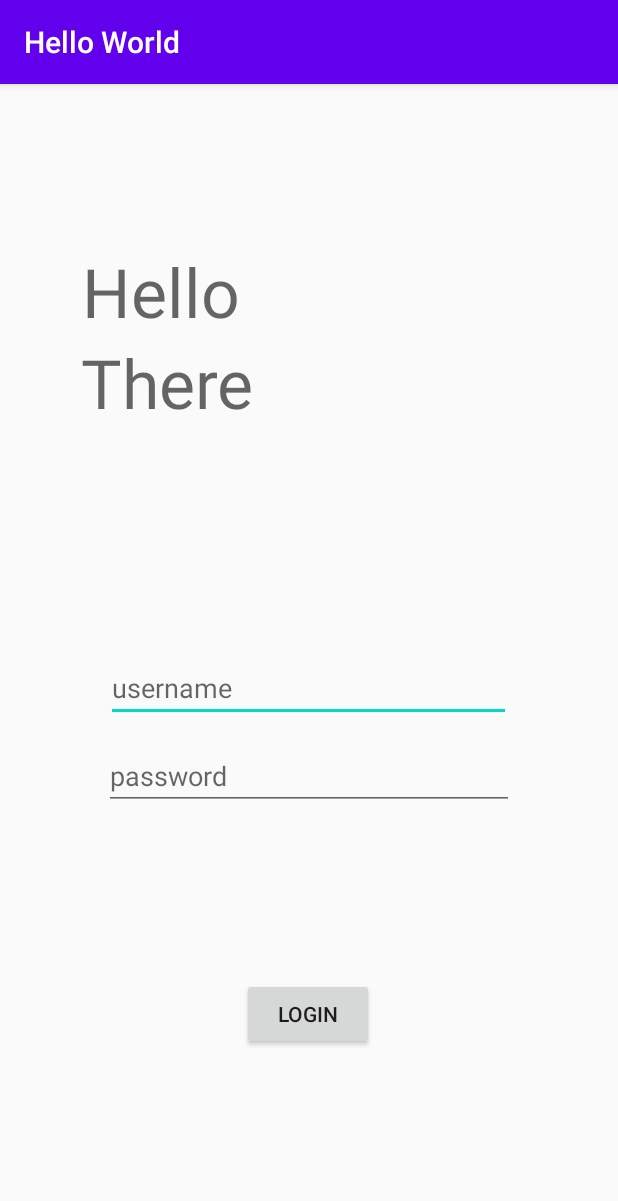
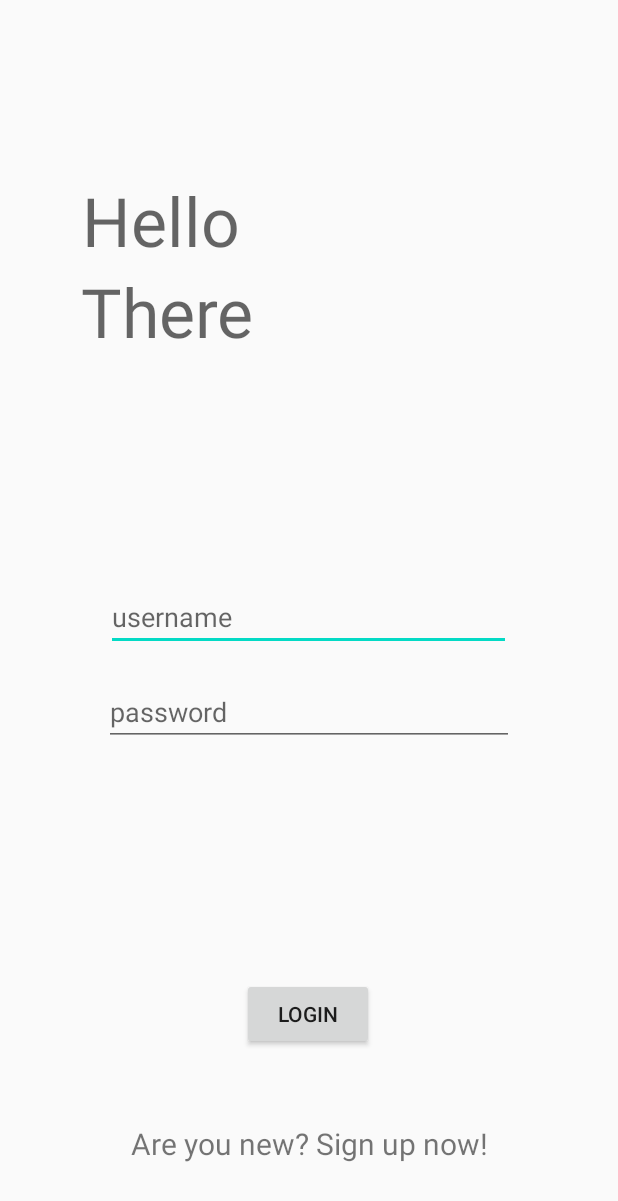
Before and after one commit to benediktusaji/progandroid, an Android app: the screen it shows after launch (LoginActivity), on a phone screen of 412 x 824 dp. Shown: the top 1201 px of the screen. Run offline under Robolectric (Android 15) with nearby library versions, the phone set to English and light mode, and no system bars.

Commit message:
Sign Up Screen
Create sign up screen and connect to login and home screen

```diff
--- a/app/src/main/AndroidManifest.xml
+++ b/app/src/main/AndroidManifest.xml
@@ -3,7 +3,6 @@
     package="com.example.helloworld">
 
     <uses-permission android:name="android.permission.ACCESS_WIFI_STATE" />
-
     <uses-permission android:name="android.permission.RECEIVE_BOOT_COMPLETED" />
 
     <application
@@ -13,6 +12,7 @@
         android:roundIcon="@mipmap/ic_launcher_round"
         android:supportsRtl="true"
         android:theme="@style/AppTheme">
+        <activity android:name=".SignUpActivity"></activity>
         <activity
             android:name=".HomeActivity"
             android:label="@string/title_activity_home"
@@ -20,9 +20,11 @@
         <activity android:name=".LoginActivity">
             <intent-filter>
                 <action android:name="android.intent.action.MAIN" />
+
                 <category android:name="android.intent.category.LAUNCHER" />
             </intent-filter>
         </activity>
+
         <service
             android:name=".services.MyJobScheduler"
             android:permission="android.permission.BIND_JOB_SERVICE" />
--- a/app/src/main/java/com/example/helloworld/LoginActivity.java
+++ b/app/src/main/java/com/example/helloworld/LoginActivity.java
@@ -94,4 +94,9 @@ public class LoginActivity extends AppCompatActivity {
                     .build();
         notificationManager.notify(0, notification);
     }
+
+    public void moveToSignUpActivity(View v) {
+        Intent intent = new Intent(v.getContext(),SignUpActivity.class);
+        startActivity(intent);
+    }
 }
--- a/app/src/main/res/layout/activity_home.xml
+++ b/app/src/main/res/layout/activity_home.xml
@@ -26,6 +26,7 @@
             android:layout_width="match_parent"
             android:layout_height="wrap_content"
             android:background="?attr/colorPrimary" />
+
     </com.google.android.material.appbar.AppBarLayout>
 
     <androidx.viewpager.widget.ViewPager
@@ -36,9 +37,11 @@
 
     <com.google.android.material.floatingactionbutton.FloatingActionButton
         android:id="@+id/fab"
+        android:onClick="logout"
         android:layout_width="wrap_content"
         android:layout_height="wrap_content"
         android:layout_gravity="bottom|end"
         android:layout_margin="@dimen/fab_margin"
-        app:srcCompat="@android:drawable/ic_dialog_email" />
+        app:srcCompat="@android:drawable/ic_lock_power_off" />
+
 </androidx.coordinatorlayout.widget.CoordinatorLayout>
--- a/app/src/main/res/layout/activity_login.xml
+++ b/app/src/main/res/layout/activity_login.xml
@@ -67,4 +67,19 @@
         app:layout_constraintHorizontal_bias="0.498"
         app:layout_constraintStart_toStartOf="parent" />
 
+    <TextView
+        android:id="@+id/txtSignUp"
+        android:layout_width="wrap_content"
+        android:layout_height="wrap_content"
+        android:clickable="true"
+        android:editable="false"
+        android:onClick="moveToSignUpActivity"
+        android:text="Are you new? Sign up now!"
+        android:textSize="20sp"
+        app:layout_constraintBottom_toBottomOf="parent"
+        app:layout_constraintEnd_toEndOf="parent"
+        app:layout_constraintStart_toStartOf="parent"
+        app:layout_constraintTop_toBottomOf="@+id/btnLogin"
+        app:layout_constraintVertical_bias="0.505" />
+
 </androidx.constraintlayout.widget.ConstraintLayout>
--- a/app/src/main/res/values/styles.xml
+++ b/app/src/main/res/values/styles.xml
@@ -1,6 +1,6 @@
 <resources>
     <!-- Base application theme. -->
-    <style name="AppTheme" parent="Theme.AppCompat.Light.DarkActionBar">
+    <style name="AppTheme" parent="Theme.AppCompat.Light.NoActionBar">
         <!-- Customize your theme here. -->
         <item name="colorPrimary">@color/colorPrimary</item>
         <item name="colorPrimaryDark">@color/colorPrimaryDark</item>
```
Also changed, not shown: app/src/main/java/com/example/helloworld/HomeActivity.java (+8 -9 lines), app/src/main/java/com/example/helloworld/SignUpActivity.java (added, +21 -0 lines), app/src/main/res/layout/activity_sign_up.xml (added, +73 -0 lines).
